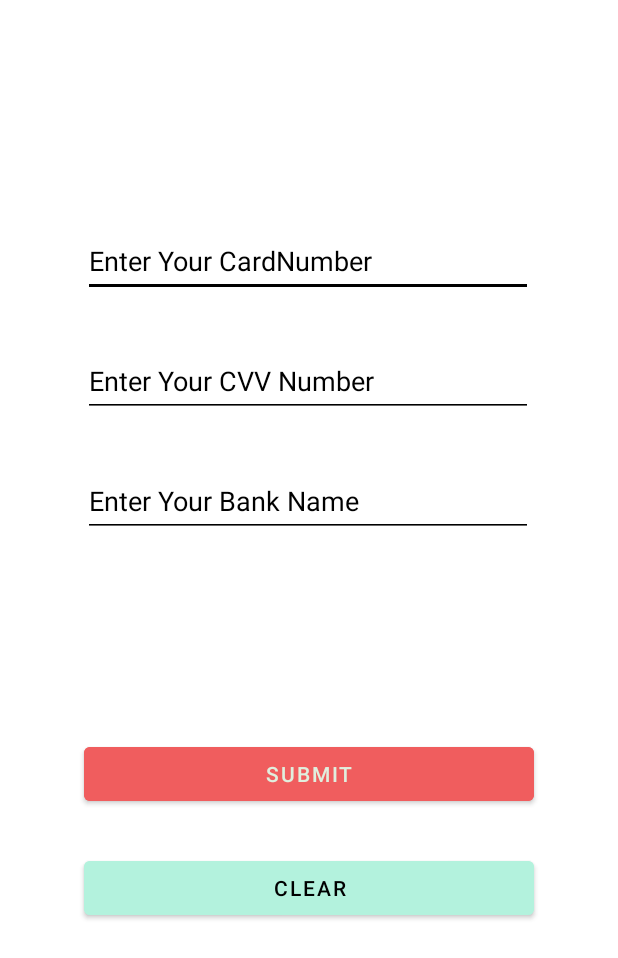
After one commit to kavi20011211/MAD_WE_G01_B01_INFLUX, an Android app: the ConfidentialDataPage screen opened directly, with no data from a screen before it, on a phone screen of 412 x 824 dp. The commit adds this screen. Shown: the top 958 px of the screen. Run offline under Robolectric (Android 15) with nearby library versions, the phone set to English and light mode, and no system bars; our stand-ins replace Firebase (no records; nobody signed in at launch, a user with empty details on screens opened directly).

Commit message:
Initial Commit

```diff
--- a/app/build.gradle
+++ b/app/build.gradle
@@ -1,6 +1,7 @@
 plugins {
     id 'com.android.application'
     id 'org.jetbrains.kotlin.android'
+    id 'com.google.gms.google-services'
 }
 
 android {
@@ -41,4 +42,7 @@ dependencies {
     testImplementation 'junit:junit:4.13.2'
     androidTestImplementation 'androidx.test.ext:junit:1.1.5'
     androidTestImplementation 'androidx.test.espresso:espresso-core:3.5.1'
+
+    implementation platform('com.google.firebase:firebase-bom:32.0.0')
+    implementation 'com.google.firebase:firebase-database-ktx'
 }
--- a/app/src/main/AndroidManifest.xml
+++ b/app/src/main/AndroidManifest.xml
@@ -11,6 +11,9 @@
         android:supportsRtl="true"
         android:theme="@style/Theme.InfluxApp"
         tools:targetApi="31">
+        <activity
+            android:name=".ConfidentialDataPage"
+            android:exported="false" />
         <activity
             android:name=".DashboardActivity"
             android:exported="false" />
--- /dev/null
+++ b/app/src/main/java/com/example/influxapp/ConfidentialDataPage.kt
@@ -0,0 +1,102 @@
+package com.example.influxapp
+
+import android.content.ContentValues.TAG
+import android.content.Intent
+import androidx.appcompat.app.AppCompatActivity
+import android.os.Bundle
+import android.text.TextUtils
+import android.util.Log
+import android.widget.Button
+import android.widget.EditText
+import android.widget.Toast
+import com.example.influxapp.database.models.ConfidentialDataModel
+import com.google.firebase.database.DatabaseReference
+import com.google.firebase.database.ktx.database
+import com.google.firebase.ktx.Firebase
+
+class ConfidentialDataPage : AppCompatActivity() {
+    private lateinit var cardNumber:EditText
+    private lateinit var cvvNumber:EditText
+    private lateinit var bankName:EditText
+    private lateinit var submitBtn:Button
+    private lateinit var clearBtn:Button
+    private lateinit var dbRef : DatabaseReference
+
+    override fun onCreate(savedInstanceState: Bundle?) {
+        super.onCreate(savedInstanceState)
+        setContentView(R.layout.activity_confidential_data_page)
+
+//        val firebase:DatabaseReference = FirebaseDatabase.getInstance().getReference()
+
+        cardNumber = findViewById(R.id.cardNumber)
+        cvvNumber = findViewById(R.id.cvvNumber)
+        bankName = findViewById(R.id.bankName)
+        submitBtn = findViewById(R.id.submitBtnForConfidential)
+        clearBtn = findViewById(R.id.clearBtnForConfidential)
+
+//        dbRef = FirebaseDatabase.getInstance().getReference("ConfidentialData")  Database name
+
+        submitBtn.setOnClickListener {
+            if (TextUtils.isEmpty(cardNumber.text.toString())||TextUtils.isEmpty(cvvNumber.text.toString())||
+                    TextUtils.isEmpty(bankName.text.toString())){
+                cardNumber.error = "Please fill this field!"
+                cvvNumber.error = "Please fill thi field!"
+                bankName.error = "Please fill this field!"
+                Toast.makeText(this@ConfidentialDataPage,"Enter Data To Required Fields!",Toast.LENGTH_SHORT).show()
+            }else{
+                getConfidentialData()
+            }
+        }
+        clearBtn.setOnClickListener {
+            cardNumber.text.clear()
+            cvvNumber.text.clear()
+            bankName.text.clear()
+        }
+    }
+
+    private fun getConfidentialData() {
+        val cardNum = cardNumber.text.toString()
+
+        val dataID = cardNum.toString()
+
+        val dataIDRef = Firebase.database.reference.child("ConfidentialData").child(dataID)
+        dataIDRef.get().addOnCompleteListener {
+            if (it.isSuccessful){
+                val confidentialData = it.result.getValue(ConfidentialDataModel::class.java)
+                Log.d(TAG,"${confidentialData?.dataID}/${confidentialData?.balance}")
+                if (confidentialData?.dataID==null || confidentialData?.cardNumber == null){
+                    Toast.makeText(this@ConfidentialDataPage,"Wrong Data!",Toast.LENGTH_LONG).show()
+                }else{
+                    Toast.makeText(this@ConfidentialDataPage,"Step Completed!",Toast.LENGTH_LONG).show()
+                    val intent = Intent(this,DashboardActivity::class.java)
+                    startActivity(intent)
+                    finish()
+                }
+
+            }else{
+                Log.d(TAG, "${it.exception?.message}")
+                Toast.makeText(this@ConfidentialDataPage,"Something Went Wrong!",Toast.LENGTH_LONG).show()
+            }
+        }
+    }
+
+//    private fun saveConfidentialData(){
+//        val cardNum = cardNumber.text.toString()
+//        val cvvNum = cvvNumber.text.toString()
+//        val bankName = bankName.text.toString()
+//
+//        val datID = cardNum.toString()
+//
+//        val dataConfidential = ConfidentialDataModel(datID,cardNum,cvvNum,bankName)
+//
+//        dbRef.child(datID).setValue(dataConfidential)
+//            .addOnCompleteListener {
+//                Toast.makeText(this@ConfidentialDataPage,"Step Completed Successfully!",Toast.LENGTH_LONG).show()
+//                val intent = Intent(this,DashboardActivity::class.java)
+//                startActivity(intent)
+//                finish()
+//            }.addOnFailureListener {err->
+//                Toast.makeText(this@ConfidentialDataPage,"Something Went Wrong! Error${err.message}",Toast.LENGTH_LONG).show()
+//            }
+//    }
+}
--- a/app/src/main/java/com/example/influxapp/FaqActivity.kt
+++ b/app/src/main/java/com/example/influxapp/FaqActivity.kt
@@ -8,6 +8,5 @@ class FaqActivity : AppCompatActivity() {
     override fun onCreate(savedInstanceState: Bundle?) {
         super.onCreate(savedInstanceState)
         setContentView(R.layout.activity_faq)
-
     }
 }
--- a/app/src/main/java/com/example/influxapp/MainActivity.kt
+++ b/app/src/main/java/com/example/influxapp/MainActivity.kt
@@ -11,7 +11,7 @@ import com.example.influxapp.database.DataBaseHelper
 
 class MainActivity : AppCompatActivity() {
 
-    private lateinit var etUsername:EditText
+    lateinit var etUsername:EditText
     private lateinit var etPassword:EditText
     private lateinit var database:DataBaseHelper
     override fun onCreate(savedInstanceState: Bundle?) {
@@ -40,12 +40,14 @@ class MainActivity : AppCompatActivity() {
 
 
             if(TextUtils.isEmpty(usernameEditText)||TextUtils.isEmpty(passwordEditText)){
+                etUsername.error="Please fill the fields!"
+                etPassword.error="Please fill the fields!"
                 Toast.makeText(this@MainActivity,"Enter your username and password!",Toast.LENGTH_SHORT).show()
             }else {
 
                 if (result == true){
                     Toast.makeText(this@MainActivity, "Successful!", Toast.LENGTH_SHORT).show()
-                    val intent = Intent(this,AchievmentActivity::class.java)
+                    val intent = Intent(this,ConfidentialDataPage::class.java)
                     startActivity(intent)
                     finish()
                 }else {
--- a/app/src/main/java/com/example/influxapp/RegisterActivity.kt
+++ b/app/src/main/java/com/example/influxapp/RegisterActivity.kt
@@ -33,9 +33,13 @@ class RegisterActivity : AppCompatActivity() {
             val passwordText = etPassword.text.toString()
             val comPasswordText = etComfirmPassword.text.toString()
 
+
             val saveData = db.insertUserFunction(usernameText,passwordText,comPasswordText)
 
             if(TextUtils.isEmpty(usernameText)||TextUtils.isEmpty(passwordText)||TextUtils.isEmpty(comPasswordText)){
+                etUsername.error = "Please fill the field!"
+                etPassword.error = "Please fill the fields!"
+                etComfirmPassword.error = "Please fill the fields!"
                 Toast.makeText(this@RegisterActivity,"Enter data to continue!",Toast.LENGTH_SHORT).show()
             }else{
                 if (passwordText.equals(comPasswordText)){
--- /dev/null
+++ b/app/src/main/res/layout/activity_confidential_data_page.xml
@@ -0,0 +1,86 @@
+<?xml version="1.0" encoding="utf-8"?>
+<androidx.constraintlayout.widget.ConstraintLayout xmlns:android="http://schemas.android.com/apk/res/android"
+    xmlns:app="http://schemas.android.com/apk/res-auto"
+    xmlns:tools="http://schemas.android.com/tools"
+    android:layout_width="match_parent"
+    android:layout_height="match_parent"
+    android:background="@color/white"
+    tools:context=".ConfidentialDataPage">
+
+
+    <EditText
+        android:id="@+id/cardNumber"
+        android:layout_width="300dp"
+        android:layout_height="48dp"
+        android:layout_marginTop="150dp"
+        android:ems="10"
+        android:inputType="textPersonName"
+        android:hint="Enter Your CardNumber"
+        android:textColorHint="@color/black"
+        android:textColor="@color/black"
+        app:layout_constraintEnd_toEndOf="parent"
+        app:layout_constraintHorizontal_bias="0.497"
+        app:backgroundTint="#000"
+        app:layout_constraintStart_toStartOf="parent"
+        app:layout_constraintTop_toTopOf="parent" />
+
+    <EditText
+        android:id="@+id/cvvNumber"
+        android:layout_width="300dp"
+        android:layout_height="48dp"
+        android:layout_marginTop="32dp"
+        android:ems="10"
+        android:inputType="textPersonName"
+        android:hint="Enter Your CVV Number"
+        android:textColorHint="@color/black"
+        android:textColor="@color/black"
+        app:layout_constraintEnd_toEndOf="parent"
+        app:layout_constraintHorizontal_bias="0.497"
+        app:backgroundTint="#000"
+        app:layout_constraintStart_toStartOf="parent"
+        app:layout_constraintTop_toBottomOf="@+id/cardNumber" />
+
+    <EditText
+        android:id="@+id/bankName"
+        android:layout_width="300dp"
+        android:layout_height="48dp"
+        android:layout_marginTop="32dp"
+        android:ems="10"
+        android:inputType="textPersonName"
+        android:hint="Enter Your Bank Name"
+        android:textColorHint="@color/black"
+        android:textColor="@color/black"
+        app:layout_constraintEnd_toEndOf="parent"
+        app:layout_constraintHorizontal_bias="0.497"
+        app:backgroundTint="#000"
+        app:layout_constraintStart_toStartOf="parent"
+        app:layout_constraintTop_toBottomOf="@+id/cvvNumber" />
+
+    <Button
+        android:id="@+id/submitBtnForConfidential"
+        android:layout_width="300dp"
+        android:layout_height="wrap_content"
+        android:backgroundTint="@color/Color2"
+        android:text="Submit"
+        app:layout_constraintBottom_toBottomOf="parent"
+        app:layout_constraintEnd_toEndOf="parent"
+        app:layout_constraintHorizontal_bias="0.498"
+        app:layout_constraintStart_toStartOf="parent"
+        app:layout_constraintTop_toBottomOf="@+id/bankName"
+        app:layout_constraintVertical_bias="0.32" />
+
+    <Button
+        android:id="@+id/clearBtnForConfidential"
+        android:layout_width="300dp"
+        android:layout_height="wrap_content"
+        android:layout_marginTop="28dp"
+        android:text="Clear"
+        android:textColor="@color/black"
+        android:backgroundTint="@color/Color1"
+        app:layout_constraintEnd_toEndOf="parent"
+        app:layout_constraintHorizontal_bias="0.498"
+        app:layout_constraintStart_toStartOf="parent"
+        app:layout_constraintTop_toBottomOf="@+id/submitBtnForConfidential" />
+
+
+</androidx.constraintlayout.widget.ConstraintLayout>
--- a/app/src/main/res/layout/activity_dashboard.xml
+++ b/app/src/main/res/layout/activity_dashboard.xml
@@ -47,7 +47,7 @@
             tools:srcCompat="@tools:sample/avatars" />
 
         <TextView
-            android:id="@+id/textView15"
+            android:id="@+id/cardNumberPrev"
             android:layout_width="wrap_content"
             android:layout_height="wrap_content"
             android:layout_marginLeft="250dp"
--- a/app/src/main/res/values/strings.xml
+++ b/app/src/main/res/values/strings.xml
@@ -21,4 +21,6 @@ manage your monthly income in a good manner. Save more and live happily.</string
     <string name="password2_text">Re-enter password</string>
     <string name="welcome_text">Welcome to influx</string>
     <string name="name_of_user">Hello Alexa!</string>
+    <!-- TODO: Remove or change this placeholder text -->
+    <string name="hello_blank_fragment">Hello blank fragment</string>
 </resources>
```
Also changed, not shown: app/src/main/java/com/example/influxapp/DashboardActivity.kt (+9 -0 lines), app/src/main/java/com/example/influxapp/database/models/ConfidentialDataClass.kt (added, +14 -0 lines), app/src/main/java/com/example/influxapp/database/models/ConfidentialDataModel.kt (added, +10 -0 lines), build.gradle (+18 -0 lines), 2 other files.
